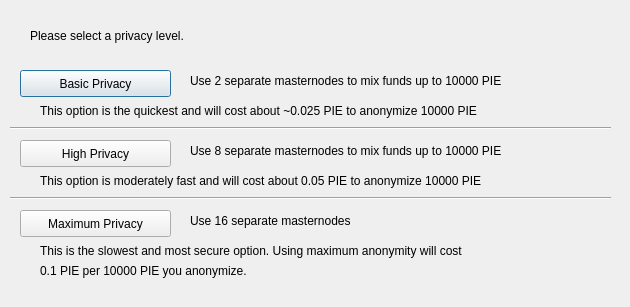
SocialSend/SocialSend, file src/qt/forms/obfuscationconfig.ui: the form before one commit.
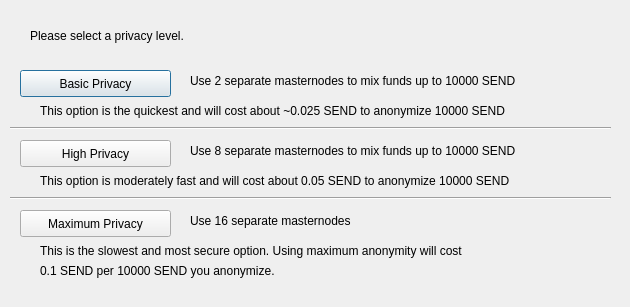
The form after the commit.

What changed in the file:
```diff
--- a/src/qt/forms/obfuscationconfig.ui
+++ b/src/qt/forms/obfuscationconfig.ui
@@ -75,7 +75,7 @@
     </rect>
    </property>
    <property name="text">
-    <string>Use 2 separate masternodes to mix funds up to 10000 PIE</string>
+    <string>Use 2 separate masternodes to mix funds up to 10000 SEND</string>
    </property>
   </widget>
   <widget class="QLabel" name="label_3">
@@ -88,7 +88,7 @@
     </rect>
    </property>
    <property name="text">
-    <string>Use 8 separate masternodes to mix funds up to 10000 PIE</string>
+    <string>Use 8 separate masternodes to mix funds up to 10000 SEND</string>
    </property>
   </widget>
   <widget class="QLabel" name="label_4">
@@ -114,7 +114,7 @@
     </rect>
    </property>
    <property name="text">
-    <string>This option is the quickest and will cost about ~0.025 PIE to anonymize 10000 PIE</string>
+    <string>This option is the quickest and will cost about ~0.025 SEND to anonymize 10000 SEND</string>
    </property>
   </widget>
   <widget class="QLabel" name="label_7">
@@ -127,7 +127,7 @@
     </rect>
    </property>
    <property name="text">
-    <string>This option is moderately fast and will cost about 0.05 PIE to anonymize 10000 PIE</string>
+    <string>This option is moderately fast and will cost about 0.05 SEND to anonymize 10000 SEND</string>
    </property>
   </widget>
   <widget class="QLabel" name="label_8">
@@ -153,7 +153,7 @@
     </rect>
    </property>
    <property name="text">
-    <string>0.1 PIE per 10000 PIE you anonymize.</string>
+    <string>0.1 SEND per 10000 SEND you anonymize.</string>
    </property>
   </widget>
   <widget class="Line" name="line">
```
